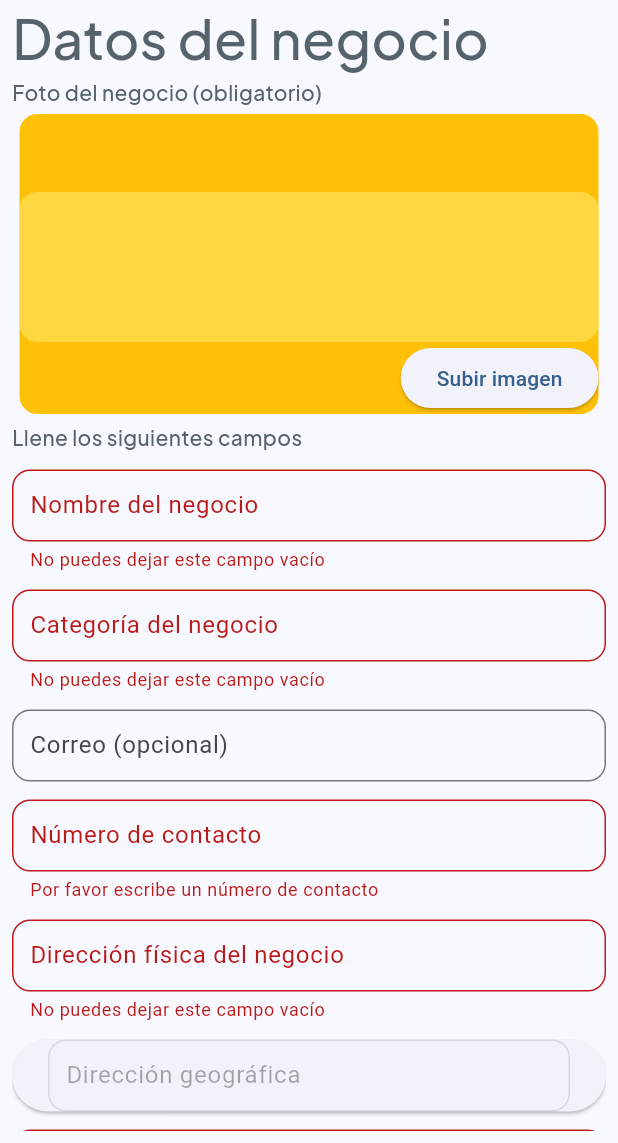
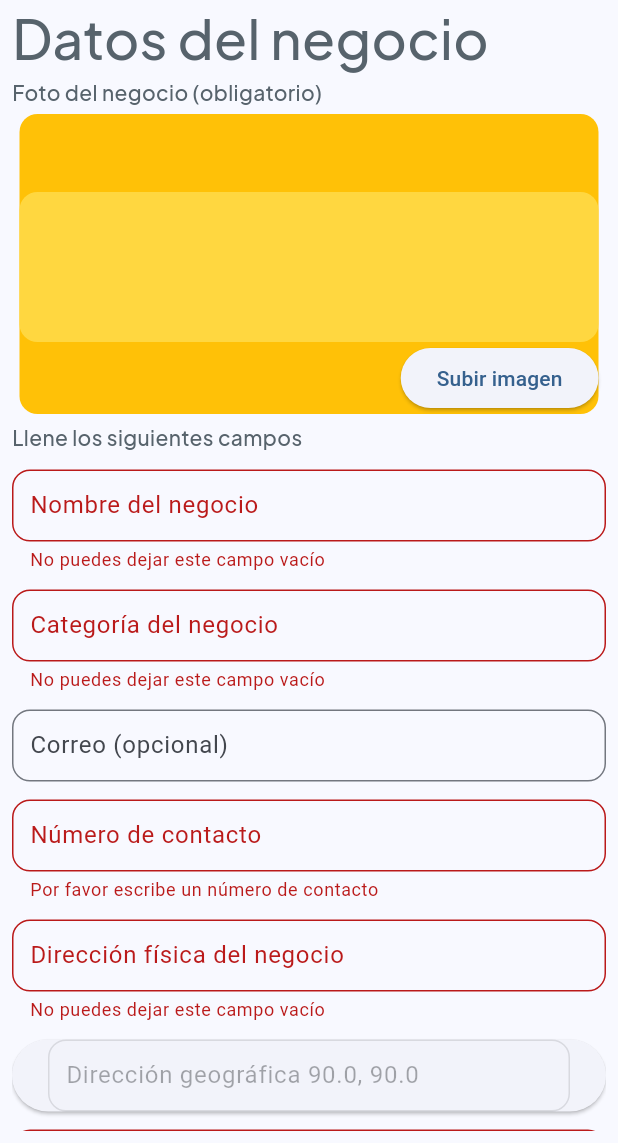
Before and after one commit to Dacfnetic/citamePro, a Flutter app: the BusinessRegisterPage screen opened directly, scrolled down 576 dp, after a tap on "Registrar negocio", on a phone screen of 412 x 824 dp, the part 93-1236 px from its top. Run offline on Flutter 3.47's test engine with Material 2 defaults, Android fonts, the light colour scheme and no system bars; our stand-ins replace firebase_auth, firebase_core, flutter_riverpod, font_awesome_flutter, geolocator, google_fonts and 3 more; missing offline and left inert: dart:ffi, flutter_facebook_auth, status_alert; accounts and stored records are empty; network calls fail; Roboto replaces fonts that are missing (Arial).

Commit message:
no recuerdo que hice

```diff
--- a/citame/lib/main.dart
+++ b/citame/lib/main.dart
@@ -1,5 +1,5 @@
 import 'package:citame/pages/home_page.dart';
-import 'package:citame/pages/map_page.dart';
+
 import 'package:citame/pages/signin_page.dart';
 import 'package:firebase_auth/firebase_auth.dart';
 import 'package:flutter/material.dart';
--- a/citame/lib/pages/business_registration_page.dart
+++ b/citame/lib/pages/business_registration_page.dart
@@ -1,10 +1,13 @@
 import 'dart:ui';
+import 'package:citame/Widgets/business_card.dart';
 import 'package:citame/pages/map_page.dart';
 import 'package:citame/providers/business_provider.dart';
+import 'package:citame/providers/marker_provider.dart';
 import 'package:flutter/material.dart';
 import 'package:flutter_riverpod/flutter_riverpod.dart';
 
 import 'package:google_fonts/google_fonts.dart';
+import 'package:google_maps_flutter/google_maps_flutter.dart';
 
 class BusinessRegisterPage extends ConsumerWidget {
   BusinessRegisterPage({
@@ -24,6 +27,8 @@ class BusinessRegisterPage extends ConsumerWidget {
   final GlobalKey<FormState> signUpKey = GlobalKey<FormState>();
   @override
   Widget build(BuildContext context, WidgetRef ref) {
+    Marker negocio = ref.watch(markerProvider);
+
     return Scaffold(
       body: Form(
         key: signUpKey,
@@ -196,7 +201,7 @@ class BusinessRegisterPage extends ConsumerWidget {
                 validator: (String? value) {
                   if (value == null || value.isEmpty) {
                     return 'Por favor escribe un número de contacto';
-                  } else if (value.length == 8) {
+                  } else if (value.length != 8) {
                     return 'La contraseña debe tener 8 carácteres';
                   }
                   return null;
@@ -256,7 +261,8 @@ class BusinessRegisterPage extends ConsumerWidget {
                     border: OutlineInputBorder(
                       borderRadius: BorderRadius.all(Radius.circular(12)),
                     ),
-                    label: Text('Dirección geográfica'),
+                    label: Text(
+                        'Dirección geográfica ${negocio.position.latitude}, ${negocio.position.longitude}'),
                   ),
                 ),
               ),
@@ -290,10 +296,10 @@ class BusinessRegisterPage extends ConsumerWidget {
                     ref.read(businessProvider.notifier).agregarNegocio(
                         businessNameController.text,
                         businessCategorieController.text,
-                        0,
-                        0,
-                        5,
-                        'S');
+                        negocio.position.latitude,
+                        negocio.position.longitude,
+                        5.0,
+                        'https://source.unsplash.com/random/1280x720?beach&9');
                     Navigator.pop(context);
                   }
                 },
--- a/citame/lib/pages/business_search_page.dart
+++ b/citame/lib/pages/business_search_page.dart
@@ -1,6 +1,7 @@
 import 'package:citame/Widgets/business_card.dart';
 import 'package:citame/pages/profile_page.dart';
 import 'package:citame/providers/business_provider.dart';
+import 'package:citame/providers/geolocator_provider.dart';
 import 'package:citame/providers/navbar_provider.dart';
 import 'package:flutter/material.dart';
 import 'package:flutter_riverpod/flutter_riverpod.dart';
@@ -18,6 +19,7 @@ class BusinessSearchPage extends ConsumerWidget {
   @override
   Widget build(BuildContext context, WidgetRef ref) {
     List<BusinessCard> negocios = ref.watch(businessProvider);
+    ref.watch(geoProvider.notifier).obtener();
 
     BusinessListNotifier businessController =
         ref.read(businessProvider.notifier);
@@ -32,6 +34,8 @@ class BusinessSearchPage extends ConsumerWidget {
               crossAxisAlignment: CrossAxisAlignment.start,
               mainAxisAlignment: MainAxisAlignment.center,
               children: [
+                Text(ref.read(geoProvider)[0].toString()),
+                Text(ref.read(geoProvider)[1].toString()),
                 Container(
                   width: double.infinity,
                   height: 60,
--- a/citame/lib/pages/home_page.dart
+++ b/citame/lib/pages/home_page.dart
@@ -19,7 +19,7 @@ class HomePage extends ConsumerWidget {
   @override
   Widget build(BuildContext context, WidgetRef ref) {
     List<HomeRow> categorias = ref.watch(categoriesProvider);
-    ref.read(geoProvider.notifier).obtener();
+    ref.watch(geoProvider.notifier).obtener();
 
     CategoristListNotifier categoriesController =
         ref.read(categoriesProvider.notifier);
```
Also changed, not shown: citame/lib/Widgets/business_card.dart (+18 -9 lines), citame/lib/pages/map_page.dart (+27 -21 lines), citame/lib/providers/business_provider.dart (+15 -0 lines), citame/lib/providers/geolocator_provider.dart (+5 -6 lines), citame/lib/providers/marker_provider.dart (added, +25 -0 lines).
